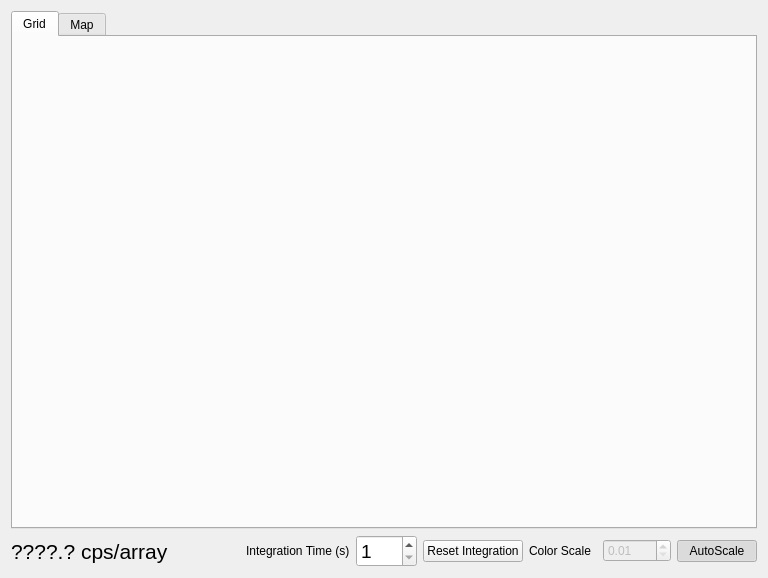
The window that observe.ui (usnistgov/dastardcommander) describes before a commit, drawn with Qt 5.
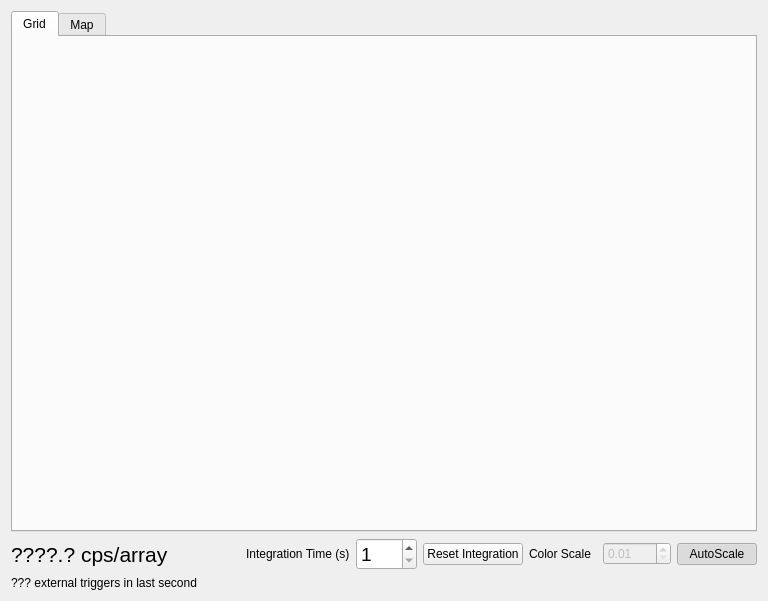
The same window after the commit.

Commit message: external trigger rate display, experimental buttons for state labels

Patch:
```diff
--- a/observe.ui
+++ b/observe.ui
@@ -7,7 +7,7 @@
     <x>0</x>
     <y>0</y>
     <width>768</width>
-    <height>578</height>
+    <height>601</height>
    </rect>
   </property>
   <property name="windowTitle">
@@ -174,6 +174,13 @@
      </item>
     </layout>
    </item>
+   <item>
+    <widget class="QLabel" name="label_externalTriggersInLastSecond">
+     <property name="text">
+      <string>??? external triggers in last second</string>
+     </property>
+    </widget>
+   </item>
   </layout>
  </widget>
  <resources/>
```
The commit also changes 4 other files.
